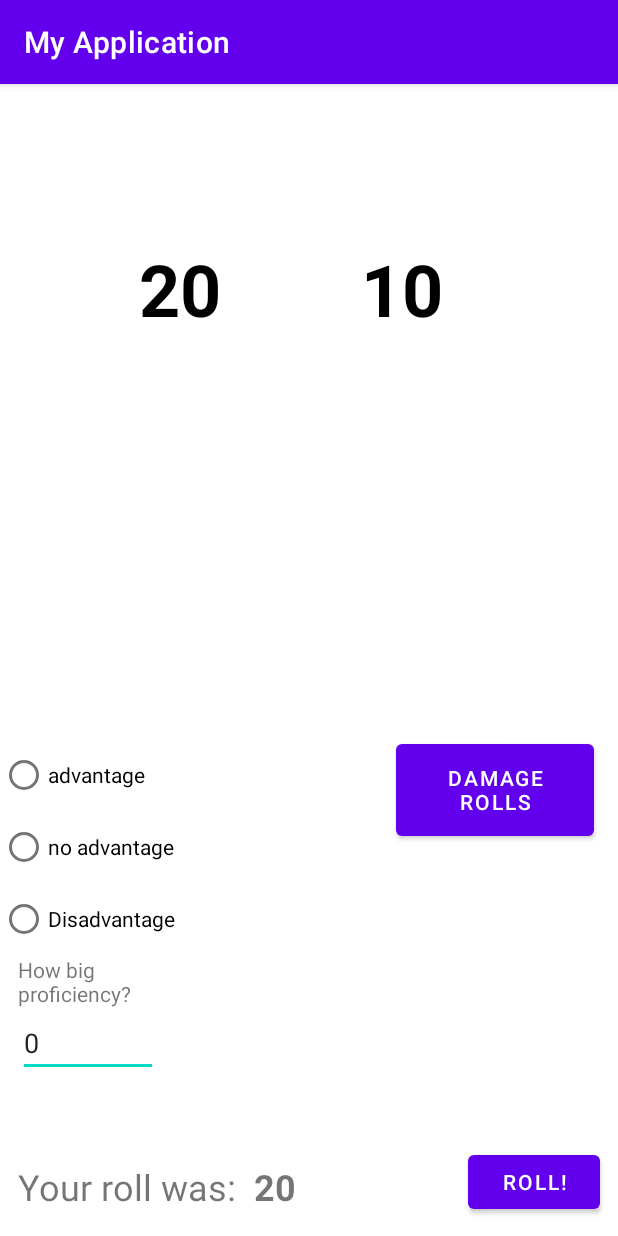
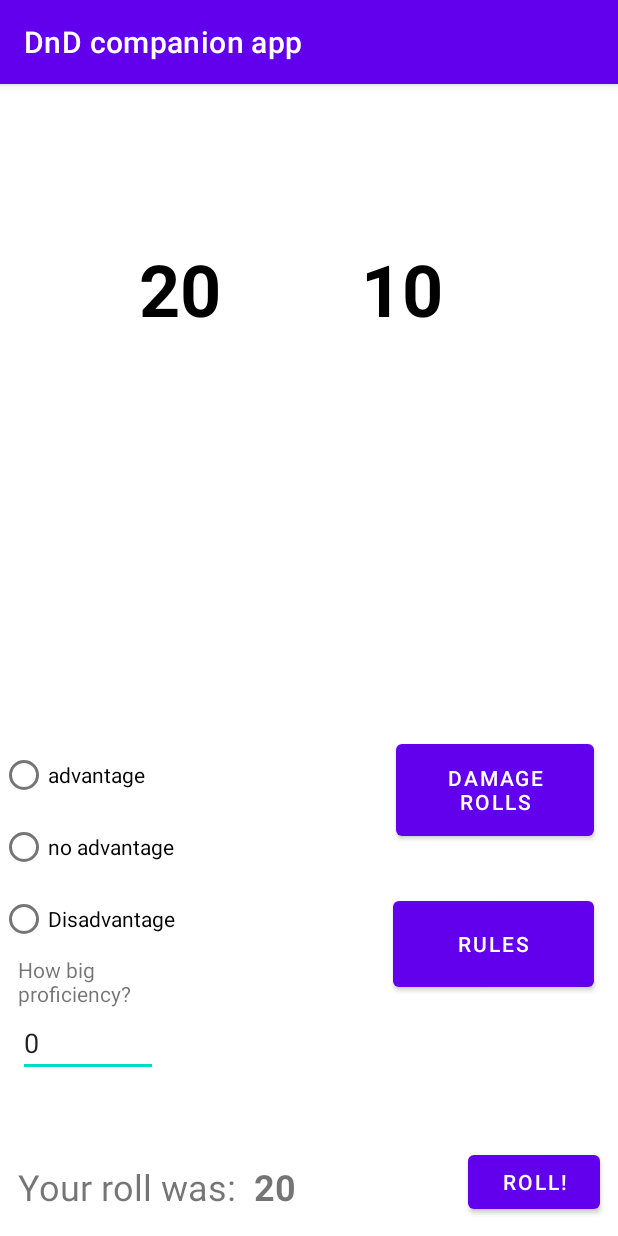
Before and after one commit to santtu321/dnd_companion_app_R21, an Android app: the screen it shows after launch (MainActivity), on a phone screen of 412 x 824 dp. Run offline under Robolectric (Android 15) with nearby library versions, the phone set to English and light mode, and no system bars.

```diff
--- a/Diceroller/app/build.gradle
+++ b/Diceroller/app/build.gradle
@@ -37,6 +37,7 @@ dependencies {
     implementation 'androidx.appcompat:appcompat:1.4.1'
     implementation 'com.google.android.material:material:1.5.0'
     implementation 'androidx.constraintlayout:constraintlayout:2.1.3'
+    implementation 'com.android.volley:volley:1.2.0'
     testImplementation 'junit:junit:4.13.2'
     androidTestImplementation 'androidx.test.ext:junit:1.1.3'
     androidTestImplementation 'androidx.test.espresso:espresso-core:3.4.0'
--- a/Diceroller/app/src/main/java/com/example/myapplication/MainActivity.kt
+++ b/Diceroller/app/src/main/java/com/example/myapplication/MainActivity.kt
@@ -18,7 +18,9 @@ class MainActivity : AppCompatActivity() {
     val diceTextView1: TextView = findViewById(R.id.tViewDice1)
     val diceTextView2: TextView = findViewById(R.id.tViewDice2)
     val proficiencyNumber: EditText = findViewById(R.id.eText1)
-    val intentButton1: Button = findViewById(R.id.bIntent)
+    val intentButton1: Button = findViewById(R.id.bIntent1)
+    val intentButton2: Button = findViewById(R.id.bIntent2)
+
     var proficiency = 0
 
         fun checkAdvantage(): Int {                                                                 // tämä funktio katsoo mikä radiobuttoneista on selectattu ja palauttaa sen id:n.
@@ -70,5 +72,9 @@ class MainActivity : AppCompatActivity() {
             val intent = Intent(this, sumActivity::class.java)
             startActivityForResult(intent, 1)
         }
+        intentButton2.setOnClickListener{
+            val intent2 = Intent(this, RuleActivity::class.java)
+            startActivity(intent2)
+        }
     }
 }
--- a/Diceroller/app/src/main/res/layout/activity_main.xml
+++ b/Diceroller/app/src/main/res/layout/activity_main.xml
@@ -123,7 +123,7 @@
         app:layout_constraintVertical_bias="0.0" />
 
     <Button
-        android:id="@+id/bIntent"
+        android:id="@+id/bIntent1"
         android:layout_width="132dp"
         android:layout_height="73dp"
         android:text="damage rolls"
@@ -134,4 +134,17 @@
         app:layout_constraintTop_toTopOf="parent"
         app:layout_constraintVertical_bias="0.684" />
 
+    <Button
+        android:id="@+id/bIntent2"
+        android:layout_width="134dp"
+        android:layout_height="69dp"
+        android:layout_marginTop="31dp"
+        android:text="Rules"
+        app:layout_constraintBottom_toTopOf="@+id/bRoll"
+        app:layout_constraintEnd_toEndOf="parent"
+        app:layout_constraintHorizontal_bias="0.802"
+        app:layout_constraintStart_toEndOf="@+id/rGroup1"
+        app:layout_constraintTop_toBottomOf="@+id/bIntent1"
+        app:layout_constraintVertical_bias="0.0" />
+
 </androidx.constraintlayout.widget.ConstraintLayout>
--- a/Diceroller/app/src/main/res/values/strings.xml
+++ b/Diceroller/app/src/main/res/values/strings.xml
@@ -1,3 +1,3 @@
 <resources>
-    <string name="app_name">My Application</string>
+    <string name="app_name">DnD companion app</string>
 </resources>
```
Also changed, not shown: Diceroller/app/src/main/AndroidManifest.xml (+4 -3 lines), Diceroller/app/src/main/java/com/example/myapplication/RuleActivity.kt (added, +68 -0 lines), Diceroller/app/src/main/java/com/example/myapplication/SpellAdapter.kt (added, +37 -0 lines), Diceroller/app/src/main/java/com/example/myapplication/SpellReportModel.kt (added, +8 -0 lines), Diceroller/app/src/main/res/layout/activity_rule.xml (added, +37 -0 lines), Diceroller/app/src/main/res/layout/listview_spell.xml (added, +20 -0 lines).
